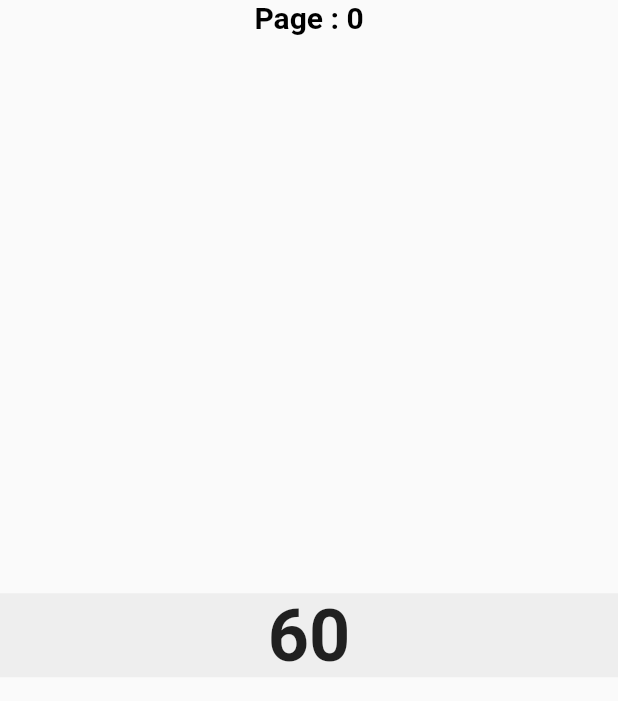
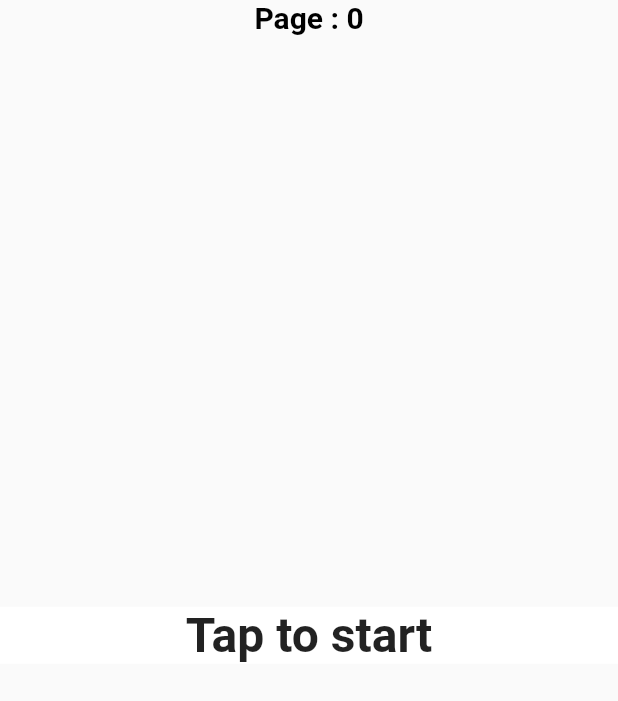
Before and after one commit to flutterdev77/countdownTimer, a Flutter app: the screen it shows after launch, on a phone screen of 412 x 824 dp. Shown: the top 701 px of the screen. Run offline on Flutter 3.47's test engine with Material 2 defaults, Android fonts, the phone set to English and light mode, and no system bars.

```diff
--- a/lib/view/countdown_page.dart
+++ b/lib/view/countdown_page.dart
@@ -2,27 +2,26 @@ import 'package:countdown/provider/page_timer_provider.dart';
 import 'package:flutter/material.dart';
 import 'package:provider/provider.dart';
 
-class CountdownPage extends StatelessWidget {
+class CountDownPage extends StatelessWidget {
+  const CountDownPage({super.key, required this.pageIndex});
+
   final int pageIndex;
-
-  const CountdownPage({super.key, required this.pageIndex});
 
   @override
   Widget build(BuildContext context) {
-    return Consumer<PageTimerProvider>(
-      builder: (context, timerProvider, child) {
-        return GestureDetector(
-          onTap: () => timerProvider.startTimer(pageIndex),
-          child: Container(
-            color: Colors.grey[200], // Background color
-            alignment: Alignment.center,
+    return Consumer<PageTimerProvider>(builder: (context, timer, child) {
+      return GestureDetector(
+        onTap: () => timer.startTimer(pageIndex),
+        child: Container(
+          color: Colors.white,
+          child: Center(
             child: Text(
-              '${timerProvider.getTime(pageIndex)}',
-              style: TextStyle(fontSize: 48, fontWeight: FontWeight.bold),
+              timer.getTimerText(pageIndex),
+              style: TextStyle(fontSize: 32, fontWeight: FontWeight.bold),
             ),
           ),
-        );
-      },
-    );
+        ),
+      );
+    });
   }
 }
--- a/lib/view/pager_setup.dart
+++ b/lib/view/pager_setup.dart
@@ -24,7 +24,7 @@ class PagerSetup extends StatelessWidget {
                       ),
                     ),
                     const Spacer(),
-                    CountdownPage(pageIndex: index),
+                    CountDownPage(pageIndex: index),
                     const Spacer(),
                   ],
                 )),
```
Also changed, not shown: lib/provider/page_timer_provider.dart (+67 -15 lines).
